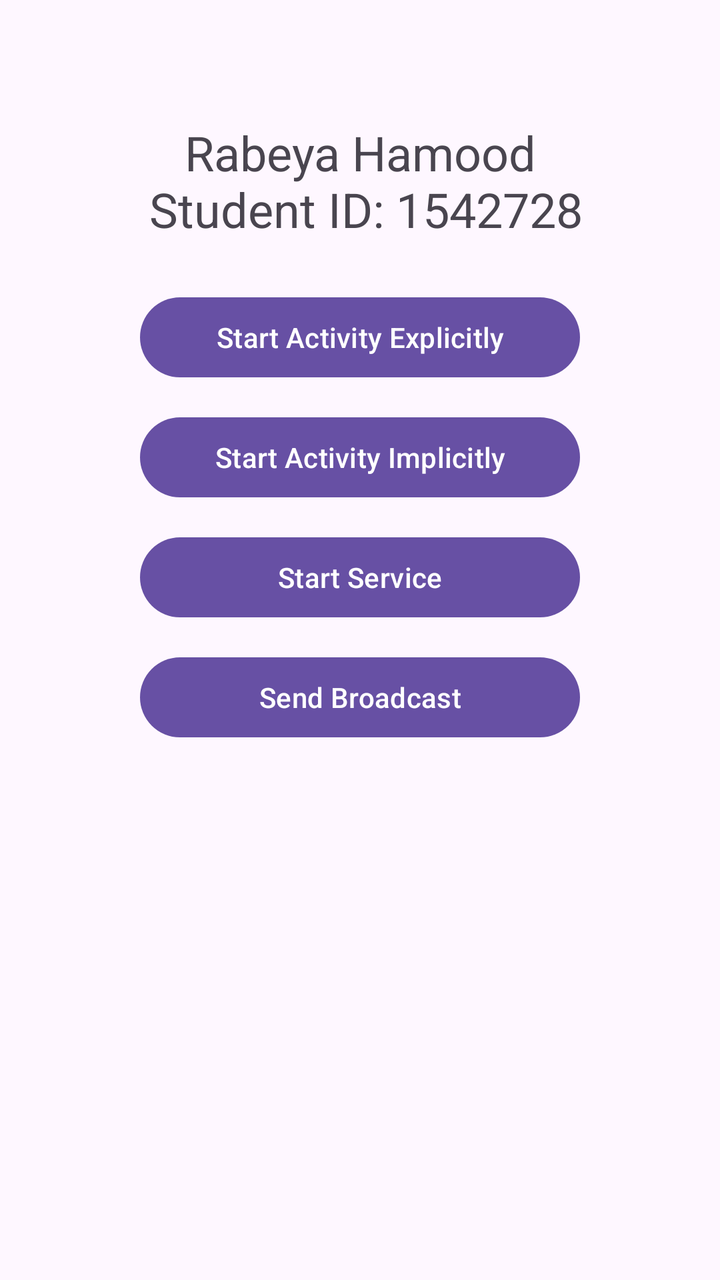
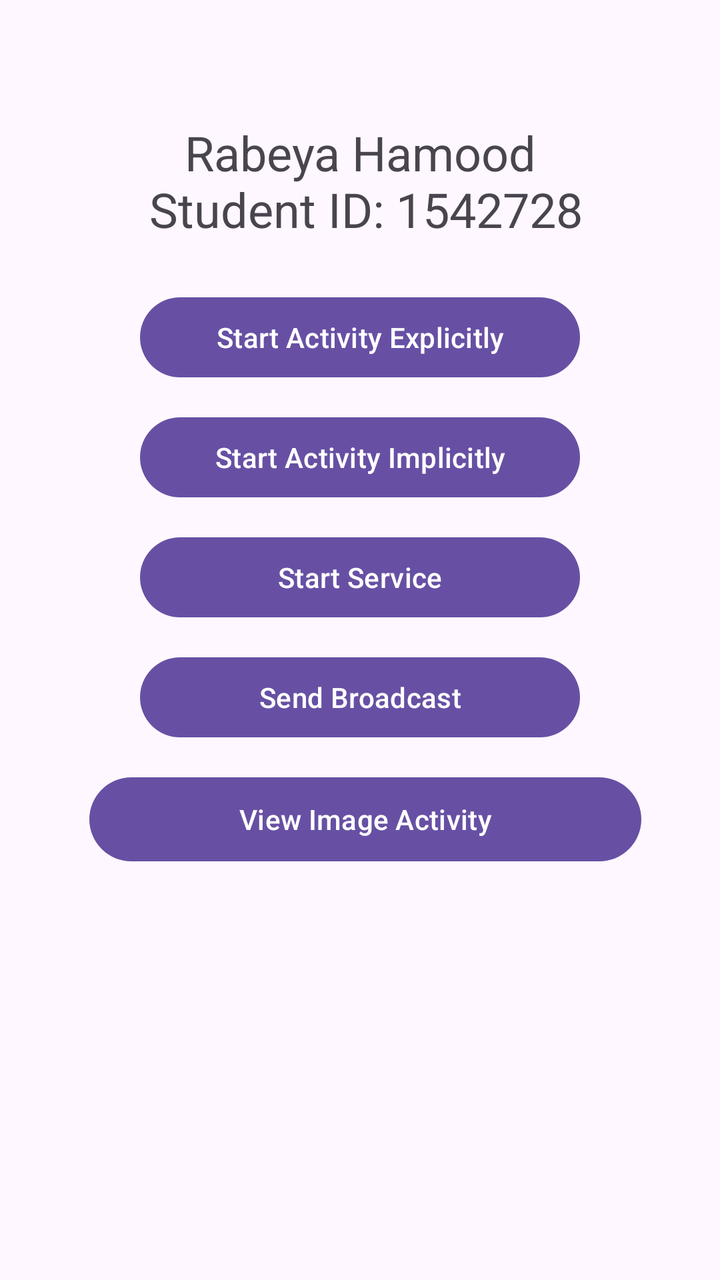

An Android layout rendered at two revisions. The XML below is the earlier revision; the diff shows what the commit changed to produce the second picture.
<!-- AndroidManifest.xml: application theme Theme.FirstAndroidApp -->
<!-- res/layout/activity_main.xml -->
<?xml version="1.0" encoding="utf-8"?>
<androidx.constraintlayout.widget.ConstraintLayout xmlns:android="http://schemas.android.com/apk/res/android"
    xmlns:app="http://schemas.android.com/apk/res-auto"
    xmlns:tools="http://schemas.android.com/tools"
    android:id="@+id/main"
    android:layout_width="match_parent"
    android:layout_height="match_parent"
    tools:context=".MainActivity">

    <TextView
        android:id="@+id/textView"
        android:layout_width="0dp"
        android:layout_height="wrap_content"
        android:layout_marginStart="41dp"
        android:layout_marginEnd="41dp"
        android:layout_marginTop="60dp"
        android:text="Rabeya Hamood\n Student ID: 1542728"
        android:textAlignment="center"
        android:textSize="24sp"
        app:layout_constraintTop_toTopOf="parent"
        app:layout_constraintStart_toStartOf="parent"
        app:layout_constraintEnd_toEndOf="parent" />

    <Button
        android:id="@+id/button"
        android:layout_width="0dp"
        android:layout_height="wrap_content"
        android:layout_marginStart="70dp"
        android:layout_marginEnd="70dp"
        android:layout_marginTop="24dp"
        android:text="Start Activity Explicitly"
        app:layout_constraintTop_toBottomOf="@+id/textView"
        app:layout_constraintStart_toStartOf="parent"
        app:layout_constraintEnd_toEndOf="parent" />

    <Button
        android:id="@+id/button2"
        android:layout_width="0dp"
        android:layout_height="wrap_content"
        android:layout_marginStart="70dp"
        android:layout_marginEnd="70dp"
        android:layout_marginTop="12dp"
        android:text="Start Activity Implicitly"
        app:layout_constraintTop_toBottomOf="@+id/button"
        app:layout_constraintStart_toStartOf="parent"
        app:layout_constraintEnd_toEndOf="parent" />

    
    <Button
        android:id="@+id/btnStartService"
        android:layout_width="0dp"
        android:layout_height="wrap_content"
        android:layout_marginStart="70dp"
        android:layout_marginEnd="70dp"
        android:layout_marginTop="12dp"
        android:text="Start Service"
        app:layout_constraintTop_toBottomOf="@+id/button2"
        app:layout_constraintStart_toStartOf="parent"
        app:layout_constraintEnd_toEndOf="parent" />

    
    <Button
        android:id="@+id/btnSendBroadcast"
        android:layout_width="0dp"
        android:layout_height="wrap_content"
        android:layout_marginStart="70dp"
        android:layout_marginEnd="70dp"
        android:layout_marginTop="12dp"
        android:text="Send Broadcast"
        app:layout_constraintTop_toBottomOf="@+id/btnStartService"
        app:layout_constraintStart_toStartOf="parent"
        app:layout_constraintEnd_toEndOf="parent" />

</androidx.constraintlayout.widget.ConstraintLayout>
<!-- resources referenced by this layout -->
<resources>
  <style name="Theme.FirstAndroidApp" parent="Base.Theme.FirstAndroidApp" />
  <style name="Base.Theme.FirstAndroidApp" parent="Theme.Material3.DayNight.NoActionBar">
          
          
      </style>
</resources>

<!-- the commit's change to res/layout/activity_main.xml (unified diff, before → after) -->
@@ -45,7 +45,7 @@
         app:layout_constraintStart_toStartOf="parent"
         app:layout_constraintEnd_toEndOf="parent" />
 
-    
+
     <Button
         android:id="@+id/btnStartService"
         android:layout_width="0dp"
@@ -58,17 +58,30 @@
         app:layout_constraintStart_toStartOf="parent"
         app:layout_constraintEnd_toEndOf="parent" />
 
-    
+
     <Button
         android:id="@+id/btnSendBroadcast"
         android:layout_width="0dp"
         android:layout_height="wrap_content"
         android:layout_marginStart="70dp"
+        android:layout_marginTop="12dp"
         android:layout_marginEnd="70dp"
+        android:text="Send Broadcast"
+        app:layout_constraintEnd_toEndOf="parent"
+        app:layout_constraintStart_toStartOf="parent"
+        app:layout_constraintTop_toBottomOf="@+id/btnStartService" />
+
+    <Button
+        android:id="@+id/btnViewImageActivity"
+        android:layout_width="276dp"
+        android:layout_height="50dp"
+        android:layout_marginStart="70dp"
         android:layout_marginTop="12dp"
-        android:text="Send Broadcast"
-        app:layout_constraintTop_toBottomOf="@+id/btnStartService"
+        android:layout_marginEnd="65dp"
+        android:text="View Image Activity"
+        app:layout_constraintEnd_toEndOf="parent"
         app:layout_constraintStart_toStartOf="parent"
-        app:layout_constraintEnd_toEndOf="parent" />
+        app:layout_constraintTop_toBottomOf="@+id/btnSendBroadcast" />
+
 
 </androidx.constraintlayout.widget.ConstraintLayout>
